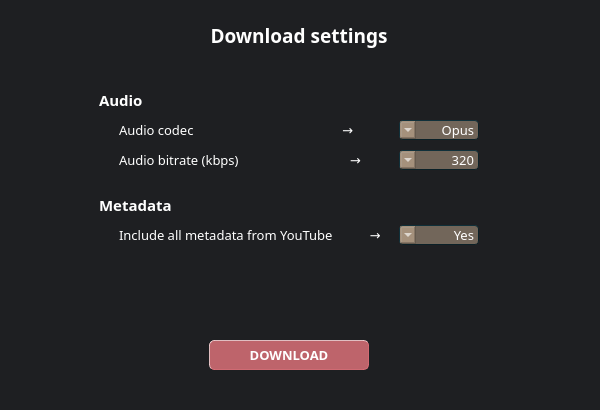
Qt form dev_app.ui (Henrique-Coder/echosync-project) before a commit.
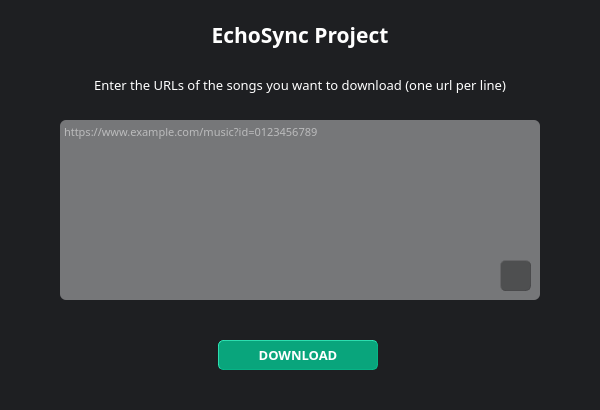
The same form after that commit.

Commit message: `remove` settings page

The edit to the form file:
```diff
--- a/dev_app.ui
+++ b/dev_app.ui
@@ -428,737 +428,12 @@
      <string notr="true">QPushButton {font: bold 10pt &quot;Quicksand Medium&quot;; color: rgb(255, 255, 255); background-color: rgba(4, 201, 149, 200); border-color: rgba(4, 201, 149, 200); border-style: outset; border-width: 1px; border-radius: 5px;} QPushButton:hover {font: bold 10pt &quot;Quicksand Medium&quot;; color: rgb(255, 255, 255); background-color: rgba(4, 201, 149, 200); border-color: rgba(4, 201, 149, 200); border-style: inset; border-width: 1px; border-radius: 5px;}</string>
     </property>
     <property name="text">
-     <string notr="true">NEXT</string>
+     <string notr="true">DOWNLOAD</string>
     </property>
     <property name="shortcut">
      <string notr="true"/>
     </property>
    </widget>
-   <widget class="QWidget" name="settingsInputWindow" native="true">
-    <property name="geometry">
-     <rect>
-      <x>-1</x>
-      <y>0</y>
-      <width>610</width>
-      <height>410</height>
-     </rect>
-    </property>
-    <property name="sizePolicy">
-     <sizepolicy hsizetype="Fixed" vsizetype="Fixed">
-      <horstretch>0</horstretch>
-      <verstretch>0</verstretch>
-     </sizepolicy>
-    </property>
-    <property name="font">
-     <font>
-      <stylestrategy>PreferAntialias</stylestrategy>
-     </font>
-    </property>
-    <property name="mouseTracking">
-     <bool>true</bool>
-    </property>
-    <property name="contextMenuPolicy">
-     <enum>Qt::NoContextMenu</enum>
-    </property>
-    <property name="toolTip">
-     <string notr="true"/>
-    </property>
-    <property name="statusTip">
-     <string notr="true"/>
-    </property>
-    <property name="whatsThis">
-     <string notr="true"/>
-    </property>
-    <property name="accessibleName">
-     <string notr="true"/>
-    </property>
-    <property name="accessibleDescription">
-     <string notr="true"/>
-    </property>
-    <property name="styleSheet">
-     <string notr="true">background-color: #1e1f22;</string>
-    </property>
-    <widget class="QLabel" name="settingsTitle">
-     <property name="geometry">
-      <rect>
-       <x>0</x>
-       <y>20</y>
-       <width>600</width>
-       <height>30</height>
-      </rect>
-     </property>
-     <property name="sizePolicy">
-      <sizepolicy hsizetype="Fixed" vsizetype="Fixed">
-       <horstretch>0</horstretch>
-       <verstretch>0</verstretch>
-      </sizepolicy>
-     </property>
-     <property name="font">
-      <font>
-       <family>Sitka Small</family>
-       <pointsize>14</pointsize>
-       <weight>75</weight>
-       <italic>false</italic>
-       <bold>true</bold>
-      </font>
-     </property>
-     <property name="mouseTracking">
-      <bool>true</bool>
-     </property>
-     <property name="contextMenuPolicy">
-      <enum>Qt::NoContextMenu</enum>
-     </property>
-     <property name="acceptDrops">
-      <bool>false</bool>
-     </property>
-     <property name="toolTip">
-      <string notr="true"/>
-     </property>
-     <property name="statusTip">
-      <string notr="true"/>
-     </property>
-     <property name="whatsThis">
-      <string notr="true"/>
-     </property>
-     <property name="accessibleName">
-      <string notr="true"/>
-     </property>
-     <property name="accessibleDescription">
-      <string notr="true"/>
-     </property>
-     <property name="styleSheet">
-      <string notr="true">font: bold 14pt &quot;Sitka Small&quot;; color: #ffffff;</string>
-     </property>
-     <property name="text">
-      <string notr="true">Download settings</string>
-     </property>
-     <property name="alignment">
-      <set>Qt::AlignCenter</set>
-     </property>
-     <property name="textInteractionFlags">
-      <set>Qt::NoTextInteraction</set>
-     </property>
-    </widget>
-    <widget class="QLabel" name="msgCodec">
-     <property name="geometry">
-      <rect>
-       <x>120</x>
-       <y>115</y>
-       <width>270</width>
-       <height>30</height>
-      </rect>
-     </property>
-     <property name="sizePolicy">
-      <sizepolicy hsizetype="Fixed" vsizetype="Fixed">
-       <horstretch>0</horstretch>
-       <verstretch>0</verstretch>
-      </sizepolicy>
-     </property>
-     <property name="font">
-      <font>
-       <family>Quicksand Mediuml</family>
-       <pointsize>10</pointsize>
-       <weight>50</weight>
-       <italic>false</italic>
-       <bold>false</bold>
-       <stylestrategy>PreferAntialias</stylestrategy>
-      </font>
-     </property>
-     <property name="cursor">
-      <cursorShape>ArrowCursor</cursorShape>
-     </property>
-     <property name="mouseTracking">
-      <bool>true</bool>
-     </property>
-     <property name="contextMenuPolicy">
-      <enum>Qt::NoContextMenu</enum>
-     </property>
-     <property name="acceptDrops">
-      <bool>false</bool>
-     </property>
-     <property name="toolTip">
-      <string notr="true"/>
-     </property>
-     <property name="statusTip">
-      <string notr="true"/>
-     </property>
-     <property name="whatsThis">
-      <string notr="true"/>
-     </property>
-     <property name="accessibleName">
-      <string notr="true"/>
-     </property>
-     <property name="accessibleDescription">
-      <string notr="true"/>
-     </property>
-     <property name="styleSheet">
-      <string notr="true">font: 10pt &quot;Quicksand Mediuml&quot;; color: #ffffff;</string>
-     </property>
-     <property name="text">
-      <string notr="true">Audio codec                                            →</string>
-     </property>
-     <property name="textInteractionFlags">
-      <set>Qt::NoTextInteraction</set>
-     </property>
-    </widget>
-    <widget class="QLabel" name="msgTabFile">
-     <property name="geometry">
-      <rect>
-       <x>100</x>
-       <y>85</y>
-       <width>50</width>
-       <height>30</height>
-      </rect>
-     </property>
-     <property name="sizePolicy">
-      <sizepolicy hsizetype="Fixed" vsizetype="Fixed">
-       <horstretch>0</horstretch>
-       <verstretch>0</verstretch>
-      </sizepolicy>
-     </property>
-     <property name="font">
-      <font>
-       <family>Quicksand Mediuml</family>
-       <pointsize>11</pointsize>
-       <weight>75</weight>
-       <italic>false</italic>
-       <bold>true</bold>
-      </font>
-     </property>
-     <property name="cursor">
-      <cursorShape>ArrowCursor</cursorShape>
-     </property>
-     <property name="mouseTracking">
-      <bool>true</bool>
-     </property>
-     <property name="contextMenuPolicy">
-      <enum>Qt::NoContextMenu</enum>
-     </property>
-     <property name="acceptDrops">
-      <bool>false</bool>
-     </property>
-     <property name="toolTip">
-      <string notr="true"/>
-     </property>
-     <property name="statusTip">
-      <string notr="true"/>
-     </property>
-     <property name="whatsThis">
-      <string notr="true"/>
-     </property>
-     <property name="accessibleName">
-      <string notr="true"/>
-     </property>
-     <property name="accessibleDescription">
-      <string notr="true"/>
-     </property>
-     <property name="styleSheet">
-      <string notr="true">font: bold 10.5pt &quot;Quicksand Mediuml&quot;; color: #ffffff;</string>
-     </property>
-     <property name="text">
-      <string notr="true">Audio</string>
-     </property>
-     <property name="textInteractionFlags">
-      <set>Qt::NoTextInteraction</set>
-     </property>
-    </widget>
-    <widget class="QComboBox" name="listCodecType">
-     <property name="geometry">
-      <rect>
-       <x>400</x>
-       <y>120</y>
-       <width>80</width>
-       <height>20</height>
-      </rect>
-     </property>
-     <property name="sizePolicy">
-      <sizepolicy hsizetype="Fixed" vsizetype="Fixed">
-       <horstretch>0</horstretch>
-       <verstretch>0</verstretch>
-      </sizepolicy>
-     </property>
-     <property name="font">
-      <font>
-       <family>Quicksand Mediuml</family>
-       <pointsize>10</pointsize>
-       <weight>50</weight>
-       <italic>false</italic>
-       <bold>false</bold>
-       <stylestrategy>PreferAntialias</stylestrategy>
-      </font>
-     </property>
-     <property name="cursor">
-      <cursorShape>PointingHandCursor</cursorShape>
-     </property>
-     <property name="mouseTracking">
-      <bool>true</bool>
-     </property>
-     <property name="contextMenuPolicy">
-      <enum>Qt::NoContextMenu</enum>
-     </property>
-     <property name="toolTip">
-      <string notr="true"/>
-     </property>
-     <property name="statusTip">
-      <string notr="true"/>
-     </property>
-     <property name="whatsThis">
-      <string notr="true"/>
-     </property>
-     <property name="accessibleName">
-      <string notr="true"/>
-     </property>
-     <property name="accessibleDescription">
-      <string notr="true"/>
-     </property>
-     <property name="layoutDirection">
-      <enum>Qt::RightToLeft</enum>
-     </property>
-     <property name="styleSheet">
-      <string notr="true">font: 10pt &quot;Quicksand Mediuml&quot;; color: #ffffff; background-color: rgba(245, 212, 176, 100); border-color: rgb(11, 32, 39); border-style: outset; border-width: 1px; border-radius: 4px;</string>
-     </property>
-     <property name="locale">
-      <locale language="English" country="UnitedStates"/>
-     </property>
-     <property name="currentText">
-      <string notr="true">Opus</string>
-     </property>
-     <property name="maxVisibleItems">
-      <number>11</number>
-     </property>
-     <property name="duplicatesEnabled">
-      <bool>false</bool>
-     </property>
-     <property name="frame">
-      <bool>true</bool>
-     </property>
-     <item>
-      <property name="text">
-       <string notr="true">Opus</string>
-      </property>
-     </item>
-     <item>
-      <property name="text">
-       <string notr="true">MP3</string>
-      </property>
-     </item>
-    </widget>
-    <widget class="QLabel" name="msgTabMetadata">
-     <property name="geometry">
-      <rect>
-       <x>100</x>
-       <y>190</y>
-       <width>81</width>
-       <height>30</height>
-      </rect>
-     </property>
-     <property name="sizePolicy">
-      <sizepolicy hsizetype="Fixed" vsizetype="Fixed">
-       <horstretch>0</horstretch>
-       <verstretch>0</verstretch>
-      </sizepolicy>
-     </property>
-     <property name="font">
-      <font>
-       <family>Quicksand Mediuml</family>
-       <pointsize>11</pointsize>
-       <weight>75</weight>
-       <italic>false</italic>
-       <bold>true</bold>
-      </font>
-     </property>
-     <property name="cursor">
-      <cursorShape>ArrowCursor</cursorShape>
-     </property>
-     <property name="mouseTracking">
-      <bool>true</bool>
-     </property>
-     <property name="contextMenuPolicy">
-      <enum>Qt::NoContextMenu</enum>
-     </property>
-     <property name="acceptDrops">
-      <bool>false</bool>
-     </property>
-     <property name="toolTip">
-      <string notr="true"/>
-     </property>
-     <property name="statusTip">
-      <string notr="true"/>
-     </property>
-     <property name="whatsThis">
-      <string notr="true"/>
-     </property>
-     <property name="accessibleName">
-      <string notr="true"/>
-     </property>
-     <property name="accessibleDescription">
-      <string notr="true"/>
-     </property>
-     <property name="styleSheet">
-      <string notr="true">font: bold 10.5pt &quot;Quicksand Mediuml&quot;; color: #ffffff;</string>
-     </property>
-     <property name="text">
-      <string notr="true">Metadata</string>
-     </property>
-     <property name="textInteractionFlags">
-      <set>Qt::NoTextInteraction</set>
-     </property>
-    </widget>
-    <widget class="QLabel" name="msgBitrate">
-     <property name="geometry">
-      <rect>
-       <x>120</x>
-       <y>145</y>
-       <width>270</width>
-       <height>30</height>
-      </rect>
-     </property>
-     <property name="sizePolicy">
-      <sizepolicy hsizetype="Fixed" vsizetype="Fixed">
-       <horstretch>0</horstretch>
-       <verstretch>0</verstretch>
-      </sizepolicy>
-     </property>
-     <property name="font">
-      <font>
-       <family>Quicksand Mediuml</family>
-       <pointsize>10</pointsize>
-       <weight>50</weight>
-       <italic>false</italic>
-       <bold>false</bold>
-       <stylestrategy>PreferAntialias</stylestrategy>
-      </font>
-     </property>
-     <property name="cursor">
-      <cursorShape>ArrowCursor</cursorShape>
-     </property>
-     <property name="mouseTracking">
-      <bool>true</bool>
-     </property>
-     <property name="contextMenuPolicy">
-      <enum>Qt::NoContextMenu</enum>
-     </property>
-     <property name="acceptDrops">
-      <bool>false</bool>
-     </property>
-     <property name="toolTip">
-      <string notr="true"/>
-     </property>
-     <property name="statusTip">
-      <string notr="true"/>
-     </property>
-     <property name="whatsThis">
-      <string notr="true"/>
-     </property>
-     <property name="accessibleName">
-      <string notr="true"/>
-     </property>
-     <property name="accessibleDescription">
-      <string notr="true"/>
-     </property>
-     <property name="styleSheet">
-      <string notr="true">font: 10pt &quot;Quicksand Mediuml&quot;; color: #ffffff;</string>
-     </property>
-     <property name="text">
-      <string notr="true">Audio bitrate (kbps)                                 →</string>
-     </property>
-     <property name="textInteractionFlags">
-      <set>Qt::NoTextInteraction</set>
-     </property>
-    </widget>
-    <widget class="QComboBox" name="listBitrateValue">
-     <property name="geometry">
-      <rect>
-       <x>400</x>
-       <y>150</y>
-       <width>80</width>
-       <height>20</height>
-      </rect>
-     </property>
-     <property name="sizePolicy">
-      <sizepolicy hsizetype="Fixed" vsizetype="Fixed">
-       <horstretch>0</horstretch>
-       <verstretch>0</verstretch>
-      </sizepolicy>
-     </property>
-     <property name="font">
-      <font>
-       <family>Quicksand Mediuml</family>
-       <pointsize>10</pointsize>
-       <weight>50</weight>
-       <italic>false</italic>
-       <bold>false</bold>
-       <stylestrategy>PreferAntialias</stylestrategy>
-      </font>
-     </property>
-     <property name="cursor">
-      <cursorShape>PointingHandCursor</cursorShape>
-     </property>
-     <property name="mouseTracking">
-      <bool>true</bool>
-     </property>
-     <property name="contextMenuPolicy">
-      <enum>Qt::NoContextMenu</enum>
-     </property>
-     <property name="toolTip">
-      <string notr="true"/>
-     </property>
-     <property name="statusTip">
-      <string notr="true"/>
-     </property>
-     <property name="whatsThis">
-      <string notr="true"/>
-     </property>
-     <property name="accessibleName">
-      <string notr="true"/>
-     </property>
-     <property name="accessibleDescription">
-      <string notr="true"/>
-     </property>
-     <property name="layoutDirection">
-      <enum>Qt::RightToLeft</enum>
-     </property>
-     <property name="styleSheet">
-      <string notr="true">font: 10pt &quot;Quicksand Mediuml&quot;; color: #ffffff; background-color: rgba(245, 212, 176, 100); border-color: rgb(11, 32, 39); border-style: outset; border-width: 1px; border-radius: 4px;</string>
-     </property>
-     <property name="currentText">
-      <string notr="true">320</string>
-     </property>
-     <property name="maxVisibleItems">
-      <number>11</number>
-     </property>
-     <property name="duplicatesEnabled">
-      <bool>false</bool>
-     </property>
-     <property name="frame">
-      <bool>true</bool>
-     </property>
-     <item>
-      <property name="text">
-       <string notr="true">320</string>
-      </property>
-     </item>
-     <item>
-      <property name="text">
-       <string notr="true">256</string>
-      </property>
-     </item>
-     <item>
-      <property name="text">
-       <string notr="true">192</string>
-      </property>
-     </item>
-     <item>
-      <property name="text">
-       <string notr="true">128</string>
-      </property>
-     </item>
-     <item>
-      <property name="text">
-       <string notr="true">64</string>
-      </property>
-     </item>
-    </widget>
-    <widget class="QLabel" name="msgIncludeAllYTMetadata">
-     <property name="geometry">
-      <rect>
-       <x>120</x>
-       <y>220</y>
-       <width>270</width>
-       <height>30</height>
-      </rect>
-     </property>
-     <property name="sizePolicy">
-      <sizepolicy hsizetype="Fixed" vsizetype="Fixed">
-       <horstretch>0</horstretch>
-       <verstretch>0</verstretch>
-      </sizepolicy>
-     </property>
-     <property name="font">
-      <font>
-       <family>Quicksand Mediuml</family>
-       <pointsize>10</pointsize>
-       <weight>50</weight>
-       <italic>false</italic>
-       <bold>false</bold>
-       <stylestrategy>PreferAntialias</stylestrategy>
-      </font>
-     </property>
-     <property name="cursor">
-      <cursorShape>ArrowCursor</cursorShape>
-     </property>
-     <property name="mouseTracking">
-      <bool>true</bool>
-     </property>
-     <property name="contextMenuPolicy">
-      <enum>Qt::NoContextMenu</enum>
-     </property>
-     <property name="acceptDrops">
-      <bool>false</bool>
-     </property>
-     <property name="toolTip">
-      <string notr="true"/>
-     </property>
-     <property name="statusTip">
-      <string notr="true"/>
-     </property>
-     <property name="whatsThis">
-      <string notr="true"/>
-     </property>
-     <property name="accessibleName">
-      <string notr="true"/>
-     </property>
-     <property name="accessibleDescription">
-      <string notr="true"/>
-     </property>
-     <property name="styleSheet">
-      <string notr="true">font: 10pt &quot;Quicksand Mediuml&quot;; color: #ffffff;</string>
-     </property>
-     <property name="text">
-      <string notr="true">Include all metadata from YouTube           →</string>
-     </property>
-     <property name="textInteractionFlags">
-      <set>Qt::NoTextInteraction</set>
-     </property>
-    </widget>
-    <widget class="QComboBox" name="listIncludeAllYTMetadata">
-     <property name="geometry">
-      <rect>
-       <x>400</x>
-       <y>225</y>
-       <width>80</width>
-       <height>20</height>
-      </rect>
-     </property>
-     <property name="sizePolicy">
-      <sizepolicy hsizetype="Fixed" vsizetype="Fixed">
-       <horstretch>0</horstretch>
-       <verstretch>0</verstretch>
-      </sizepolicy>
-     </property>
-     <property name="font">
-      <font>
-       <family>Quicksand Mediuml</family>
-       <pointsize>10</pointsize>
-       <weight>50</weight>
-       <italic>false</italic>
-       <bold>false</bold>
-       <stylestrategy>PreferAntialias</stylestrategy>
-      </font>
-     </property>
-     <property name="cursor">
-      <cursorShape>PointingHandCursor</cursorShape>
-     </property>
-     <property name="mouseTracking">
-      <bool>true</bool>
-     </property>
-     <property name="contextMenuPolicy">
-      <enum>Qt::NoContextMenu</enum>
-     </property>
-     <property name="toolTip">
-      <string notr="true"/>
-     </property>
-     <property name="statusTip">
-      <string notr="true"/>
-     </property>
-     <property name="whatsThis">
-      <string notr="true"/>
-     </property>
-     <property name="accessibleName">
-      <string notr="true"/>
-     </property>
-     <property name="accessibleDescription">
-      <string notr="true"/>
-     </property>
-     <property name="layoutDirection">
-      <enum>Qt::RightToLeft</enum>
-     </property>
-     <property name="styleSheet">
-      <string notr="true">font: 10pt &quot;Quicksand Mediuml&quot;; color: #ffffff; background-color: rgba(245, 212, 176, 100); border-color: rgb(11, 32, 39); border-style: outset; border-width: 1px; border-radius: 4px;</string>
-     </property>
-     <property name="currentText">
-      <string notr="true">Yes</string>
-     </property>
-     <property name="maxVisibleItems">
-      <number>11</number>
-     </property>
-     <property name="duplicatesEnabled">
-      <bool>false</bool>
-     </property>
-     <property name="frame">
-      <bool>true</bool>
-     </property>
-     <item>
-      <property name="text">
-       <string notr="true">Yes</string>
-      </property>
-     </item>
-     <item>
-      <property name="text">
-       <string notr="true">No</string>
-      </property>
-     </item>
-    </widget>
-    <widget class="QPushButton" name="btnDownload">
-     <property name="geometry">
-      <rect>
-       <x>210</x>
-       <y>340</y>
-       <width>160</width>
-       <height>30</height>
-      </rect>
-     </property>
-     <property name="sizePolicy">
-      <sizepolicy hsizetype="Fixed" vsizetype="Fixed">
-       <horstretch>0</horstretch>
-       <verstretch>0</verstretch>
-      </sizepolicy>
-     </property>
-     <property name="font">
-      <font>
-       <family>Quicksand Medium</family>
-       <pointsize>10</pointsize>
-       <weight>75</weight>
-       <italic>false</italic>
-       <bold>true</bold>
-       <stylestrategy>PreferAntialias</stylestrategy>
-      </font>
-     </property>
-     <property name="cursor">
-      <cursorShape>PointingHandCursor</cursorShape>
-     </property>
-     <property name="mouseTracking">
-      <bool>true</bool>
-     </property>
-     <property name="contextMenuPolicy">
-      <enum>Qt::NoContextMenu</enum>
-     </property>
-     <property name="toolTip">
-      <string notr="true"/>
-     </property>
-     <property name="statusTip">
-      <string notr="true"/>
-     </property>
-     <property name="whatsThis">
-      <string notr="true"/>
-     </property>
-     <property name="accessibleName">
-      <string notr="true"/>
-     </property>
-     <property name="accessibleDescription">
-      <string notr="true"/>
-     </property>
-     <property name="styleSheet">
-      <string notr="true">QPushButton {font: bold 10pt &quot;Quicksand Medium&quot;; color: rgb(255, 255, 255); background-color: rgba(234, 118, 127, 200); border-color: rgba(234, 118, 127, 200); border-style: outset; border-width: 1px; border-radius: 5px;} QPushButton:hover {font: bold 10pt &quot;Quicksand Medium&quot;; color: rgb(255, 255, 255); background-color: rgba(234, 118, 127, 200); border-color: rgba(234, 118, 127, 200); border-style: inset; border-width: 1px; border-radius: 5px;}</string>
-     </property>
-     <property name="text">
-      <string notr="true">DOWNLOAD</string>
-     </property>
-     <property name="shortcut">
-      <string notr="true"/>
-     </property>
-    </widget>
-   </widget>
    <widget class="QWidget" name="downloadProgress" native="true">
     <property name="geometry">
      <rect>
@@ -1761,14 +1036,13 @@
      <string notr="true"/>
     </property>
    </widget>
+   <zorder>downloadProgress</zorder>
    <zorder>background0</zorder>
    <zorder>applicationName</zorder>
    <zorder>inputUrlList</zorder>
    <zorder>msgAskForUrls</zorder>
    <zorder>btnNext</zorder>
    <zorder>btnImportFromFile</zorder>
-   <zorder>downloadProgress</zorder>
-   <zorder>settingsInputWindow</zorder>
   </widget>
  </widget>
  <resources/>
```
The commit also changes 1 other file.
